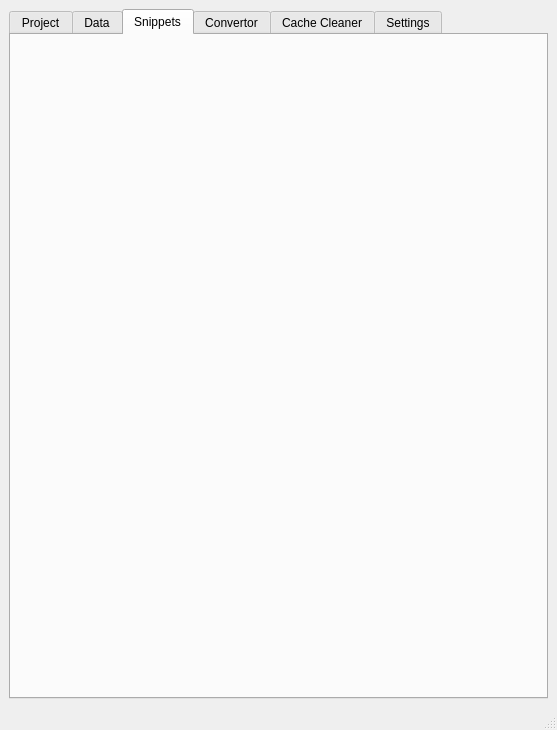
The window that ui/main_window.ui (Didi-Huang/lea) describes before a commit, drawn with Qt 5.
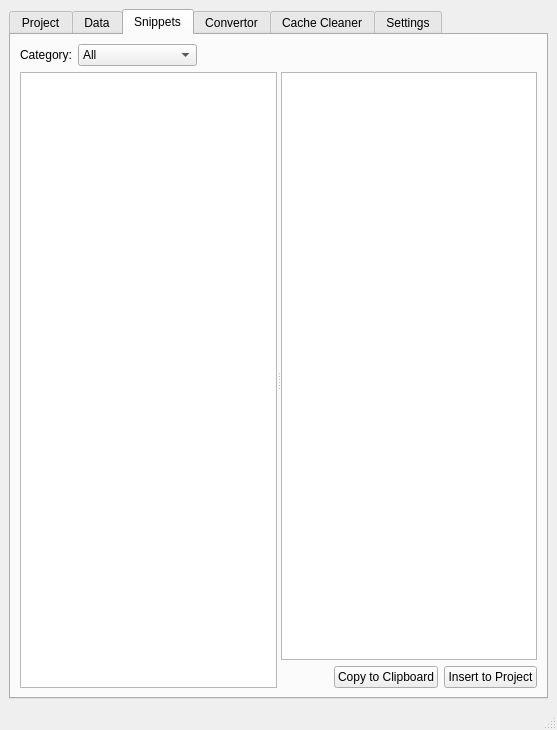
The same window after the commit. The open tabs and pages were chosen to show the change.

Commit message: feat: wire Cache Cleaner signals, window size/position/tab memory, Snippets tab

```diff
--- a/ui/main_window.ui
+++ b/ui/main_window.ui
@@ -396,6 +396,117 @@
                      <attribute name="title">
                         <string>Snippets</string>
                      </attribute>
+                     <layout class="QVBoxLayout" name="verticalLayout_snippets">
+                        <item>
+                           <layout class="QHBoxLayout" name="horizontalLayout_snippets_category">
+                              <item>
+                                 <widget class="QLabel" name="label_snippets_category">
+                                    <property name="text">
+                                       <string>Category:</string>
+                                    </property>
+                                 </widget>
+                              </item>
+                              <item>
+                                 <widget class="QComboBox" name="combo_snippets_category">
+                                    <item>
+                                       <property name="text">
+                                          <string>All</string>
+                                       </property>
+                                    </item>
+                                    <item>
+                                       <property name="text">
+                                          <string>Physics</string>
+                                       </property>
+                                    </item>
+                                    <item>
+                                       <property name="text">
+                                          <string>Math</string>
+                                       </property>
+                                    </item>
+                                    <item>
+                                       <property name="text">
+                                          <string>Plotting</string>
+                                       </property>
+                                    </item>
+                                    <item>
+                                       <property name="text">
+                                          <string>Data Processing</string>
+                                       </property>
+                                    </item>
+                                 </widget>
+                              </item>
+                              <item>
+                                 <spacer name="horizontalSpacer_snippets_category">
+                                    <property name="orientation">
+                                       <enum>Qt::Orientation::Horizontal</enum>
+                                    </property>
+                                    <property name="sizeHint" stdset="0">
+                                       <size>
+                                          <width>40</width>
+                                          <height>20</height>
+                                       </size>
+                                    </property>
+                                 </spacer>
+                              </item>
+                           </layout>
+                        </item>
+                        <item>
+                           <widget class="QSplitter" name="splitter_snippets">
+                              <property name="orientation">
+                                 <enum>Qt::Orientation::Horizontal</enum>
+                              </property>
+                              <widget class="QListWidget" name="list_snippets" />
+                              <widget class="QWidget" name="widget_snippets_preview">
+                                 <layout class="QVBoxLayout" name="verticalLayout_snippets_preview">
+                                    <item>
+                                       <widget class="QPlainTextEdit" name="edit_snippets_preview">
+                                          <property name="readOnly">
+                                             <bool>true</bool>
+                                          </property>
+                                          <property name="font">
+                                             <font>
+                                                <family>monospace</family>
+                                                <pointsize>10</pointsize>
+                                             </font>
+                                          </property>
+                                       </widget>
+                                    </item>
+                                    <item>
+                                       <layout class="QHBoxLayout" name="horizontalLayout_snippets_buttons">
+                                          <item>
+                                             <spacer name="horizontalSpacer_snippets_buttons">
+                                                <property name="orientation">
+                                                   <enum>Qt::Orientation::Horizontal</enum>
+                                                </property>
+                                                <property name="sizeHint" stdset="0">
+                                                   <size>
+                                                      <width>40</width>
+                                                      <height>20</height>
+                                                   </size>
+                                                </property>
+                                             </spacer>
+                                          </item>
+                                          <item>
+                                             <widget class="QPushButton" name="btn_snippets_copy">
+                                                <property name="text">
+                                                   <string>Copy to Clipboard</string>
+                                                </property>
+                                             </widget>
+                                          </item>
+                                          <item>
+                                             <widget class="QPushButton" name="btn_snippets_insert">
+                                                <property name="text">
+                                                   <string>Insert to Project</string>
+                                                </property>
+                                             </widget>
+                                          </item>
+                                       </layout>
+                                    </item>
+                                 </layout>
+                              </widget>
+                           </widget>
+                        </item>
+                     </layout>
                   </widget>
                   <widget class="QWidget" name="tab_convertor">
                      <attribute name="title">
```
Left out of the diff: 1 changed line with no effect on the pictures. The commit also changes 1 other file.
